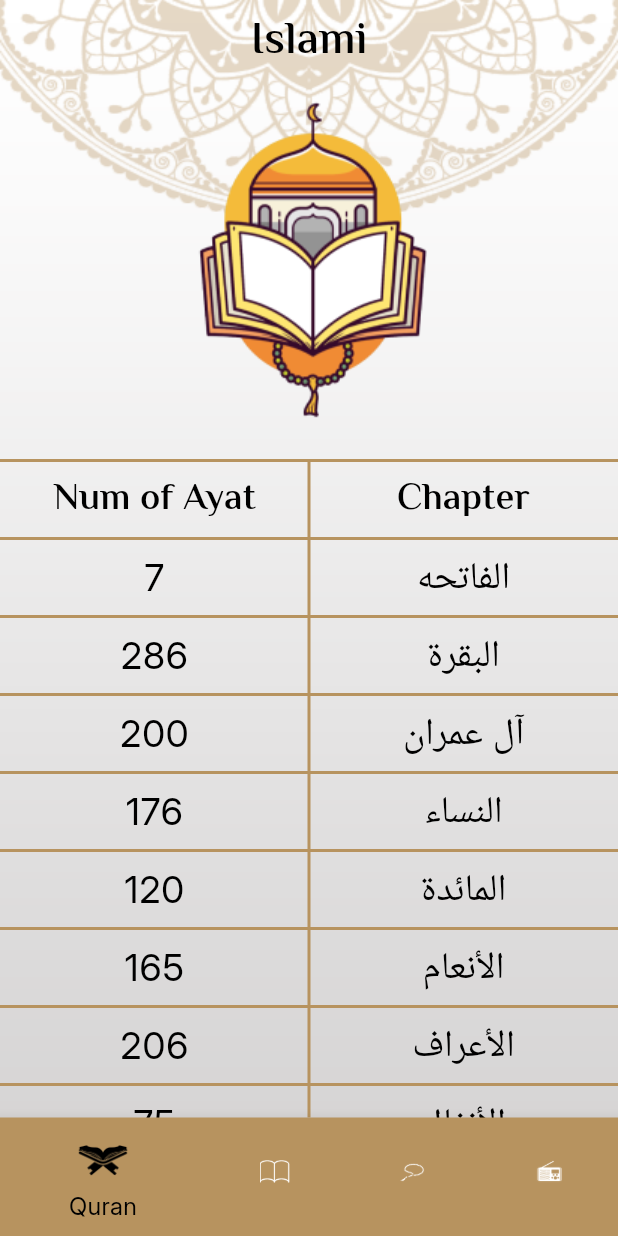
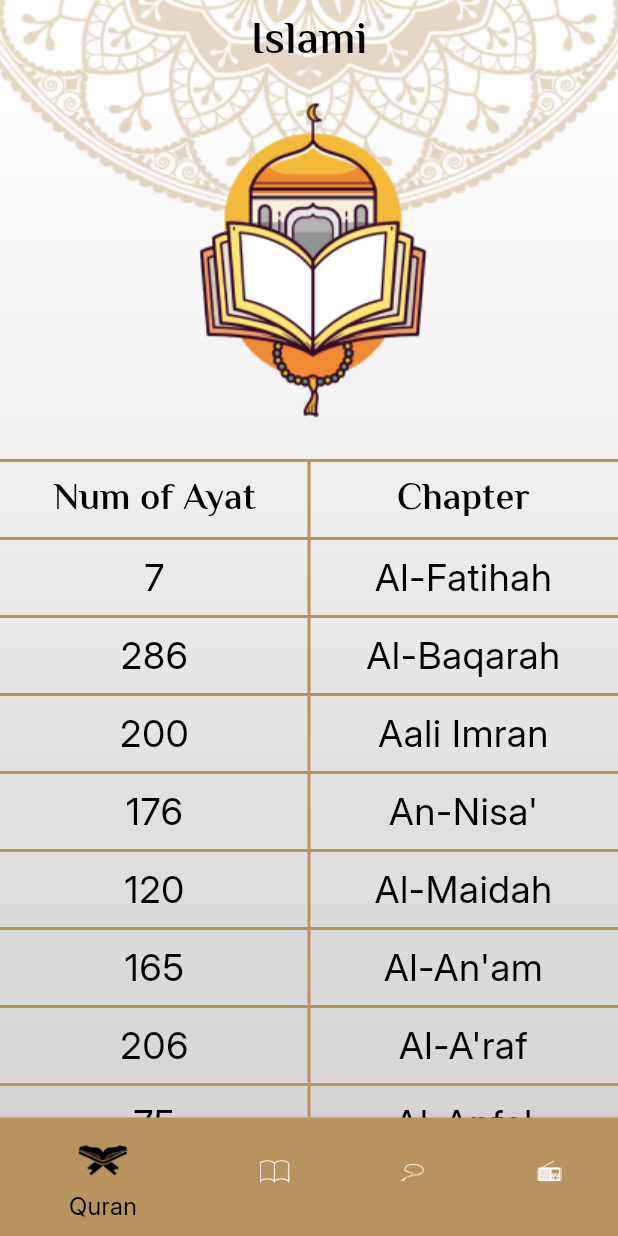
Before and after one commit to zeyad-ahmed74/Islami, a Flutter app: the screen it shows after launch, on a phone screen of 412 x 824 dp. Run offline on Flutter 3.47's test engine with Material 3 defaults, Android fonts, the phone set to English and light mode, and no system bars; generated files the repository leaves out were written again.

Commit message:
feat : applying localization feat : translate chapter's names arabic and english

```diff
--- a/lib/l10n/app_ar.arb
+++ b/lib/l10n/app_ar.arb
@@ -5,5 +5,6 @@
   "tasbehTab": "تسبيح",
   "radioTab": "الإذاعة",
   "chapterTitle": "السورة",
-  "numOfAyat": "عدد الآيات"
+  "numOfAyat": "عدد الآيات",
+  "ahadeth": "احاديث"
 }
--- a/lib/l10n/app_en.arb
+++ b/lib/l10n/app_en.arb
@@ -5,5 +5,6 @@
  "tasbehTab": "Tasbeh",
  "radioTab": "Radio",
  "chapterTitle": "Chapter",
- "numOfAyat": "Num of Ayat"
+ "numOfAyat": "Num of Ayat",
+ "ahadeth": "Ahadeth"
 }
--- a/lib/ui/hadeth/HadethScreen.dart
+++ b/lib/ui/hadeth/HadethScreen.dart
@@ -29,17 +29,17 @@ class _HadethScreenState extends State<HadethScreen> {
           getFullImagePath("hadith_header.png"),
           fit: BoxFit.fitWidth,
         ),
-        Divider(
+        const Divider(
           thickness: 2.0,
         ),
         Padding(
           padding: const EdgeInsets.all(8.0),
           child: Text(
-            "الأحاديث",
+            appTranslations(context).ahadeth,
             style: Theme.of(context).textTheme.titleSmall,
           ),
         ),
-        Divider(
+        const Divider(
           thickness: 2.0,
         ),
         Expanded(
@@ -57,7 +57,7 @@ class _HadethScreenState extends State<HadethScreen> {
                     },
                     itemCount: Ahadeth.length,
                   )
-                : Center(
+                : const Center(
                     child: CircularProgressIndicator(),
                   ))
       ],
--- a/lib/ui/quran/ChapterDetailsScreen.dart
+++ b/lib/ui/quran/ChapterDetailsScreen.dart
@@ -17,7 +17,6 @@ class _ChapterDetailsScreenState extends State<ChapterDetailsScreen> {
 
   @override
   Widget build(BuildContext context) {
-
     var args = ModalRoute.of(context)?.settings.arguments as ChapterDetailsArgs;
 
     if (verses.isEmpty) {
@@ -38,7 +37,7 @@ class _ChapterDetailsScreenState extends State<ChapterDetailsScreen> {
                     Align(
                       alignment: Alignment.center,
                       child: Text(
-                        "سورة ${args.name}",
+                        args.name,
                         style: Theme.of(context).textTheme.bodyMedium,
                       ),
                     ),
--- a/lib/ui/quran/QuranScreen.dart
+++ b/lib/ui/quran/QuranScreen.dart
@@ -10,19 +10,20 @@ class QuranScreen extends StatelessWidget {
 
   @override
   Widget build(BuildContext context) {
+    Locale currentLocal = Localizations.localeOf(context);
 
     return Scaffold(
       body: Expanded(
         child: Column(
           children: [
             Image.asset(getFullImagePath("quran_header_icn.png")),
-            SizedBox(
+            const SizedBox(
               height: 16.0,
             ),
             Expanded(
               child: Stack(children: [
-                Padding(
-                  padding: const EdgeInsets.only(top: 8.0),
+                const Padding(
+                  padding: EdgeInsets.only(top: 8.0),
                   child: Center(
                     child: VerticalDivider(
                       thickness: 2.0,
@@ -31,7 +32,7 @@ class QuranScreen extends StatelessWidget {
                 ),
                 Column(
                   children: [
-                    Divider(
+                    const Divider(
                       thickness: 2.0,
                     ),
                     Row(
@@ -52,25 +53,42 @@ class QuranScreen extends StatelessWidget {
                         ),
                       ],
                     ),
-                    Divider(
+                    const Divider(
                       thickness: 2.0,
                     ),
                     Expanded(
-                      child: ListView.separated(
+                      child: currentLocal.toString() == "en"
+                          ? ListView.separated(
                               itemBuilder: (context, index) => ChapterTitleWidget(
                                     index: index,
                                     name: ChaptersNameAndVersesNumber
-                                    .chaptersName[index],
+                                        .chaptersNameEnglish[index],
                                     numOfAyat: ChaptersNameAndVersesNumber
                                         .versesNumber[index],
                                   ),
                               separatorBuilder: (context, index) {
-                            return Divider(
+                                return const Divider(
                                   thickness: 2.0,
                             );
                           },
-                          itemCount:
-                              ChaptersNameAndVersesNumber.chaptersName.length),
+                          itemCount: ChaptersNameAndVersesNumber
+                                  .chaptersNameEnglish.length)
+                          : ListView.separated(
+                              itemBuilder: (context, index) =>
+                                  ChapterTitleWidget(
+                                    index: index,
+                                    name: ChaptersNameAndVersesNumber
+                                        .chaptersNameArabic[index],
+                                    numOfAyat: ChaptersNameAndVersesNumber
+                                        .versesNumber[index],
+                                  ),
+                              separatorBuilder: (context, index) {
+                                return const Divider(
+                                  thickness: 2.0,
+                                );
+                              },
+                              itemCount: ChaptersNameAndVersesNumber
+                                  .chaptersNameArabic.length),
                     ),
                   ],
                 ),
--- a/lib/ui/quran/VersesWidget.dart
+++ b/lib/ui/quran/VersesWidget.dart
@@ -8,13 +8,16 @@ class VersesWidget extends StatelessWidget {
 
   @override
   Widget build(BuildContext context) {
-    debugPrint("$verse {${numOfVerse + 1}}");
-    return Text(
-      "$verse {${numOfVerse + 1}}",
-      style: Theme.of(context).textTheme.bodySmall,
-      locale: Locale("ar"),
-      textDirection: TextDirection.rtl,
-      textAlign: TextAlign.center,
-    );
+    return Row(children: [
+      Expanded(
+        child: Text(
+          "${verse.trim()} {${numOfVerse + 1}}",
+          style: Theme.of(context).textTheme.bodySmall,
+          locale: Locale("ar"),
+          textDirection: TextDirection.rtl,
+          textAlign: TextAlign.center,
+        ),
+      ),
+    ]);
   }
 }
--- a/lib/ui/utils/ChaptersNameAndVersesNumber.dart
+++ b/lib/ui/utils/ChaptersNameAndVersesNumber.dart
@@ -1,5 +1,5 @@
 class ChaptersNameAndVersesNumber {
-  static const List<String> chaptersName = [
+  static const List<String> chaptersNameArabic = [
     "الفاتحه",
     "البقرة",
     "آل عمران",
@@ -114,6 +114,70 @@ class ChaptersNameAndVersesNumber {
     "الإخلاص",
     "الفلق",
     "الناس"
+  ];
+
+  static const List<String> chaptersNameEnglish = [
+    "Al-Fatihah",
+    "Al-Baqarah",
+    "Aali Imran",
+    "An-Nisa'",
+    "Al-Maidah",
+    "Al-An'am",
+    "Al-A'raf",
+    "Al-Anfal",
+    "At-Tawbah",
+    "Yunus",
+    "Hud",
+    "Yusuf",
+    "Ar-Rad",
+    "Ibrahim",
+    "Al-Hijr",
+    "An-Nahl",
+    "Al-Isra'",
+    "Al-Kahf",
+    "Maryam",
+    "Ta-Ha",
+    "Al-Anbiya'",
+    "Al-Hajj",
+    "Al-Muminoon",
+    "An-Nur",
+    "Al-Furqan",
+    "Ash-Shu'ara'",
+    "An-Naml",
+    "Al-Qasas",
+    "Al-' Ankabut",
+    "Ar-Room",
+    "Luqman",
+    "As-Sajdah",
+    "Al-Ahzab",
+    "Sab'a",
+    "Fatir",
+    "Yasin",
+    "As-Saffat",
+    "Az-Zumar",
+    "Ghafir",
+    "Fussilat",
+    "Ash-Shura",
+    "Az-Zukhruf",
+    "Ad-Dukhan",
+    "Al-Jathiyah",
+    "Al-Ahqaf",
+    "Muhammad",
+    "Al-Fath",
+    "Al-Hujurat",
+    "Qaf",
+    "Adh-Dhariyat",
+    "At-Tur",
+    "An-Najm",
+    "Al-Qamar",
+    "Ar-Rahman",
+    "Al-Waqi'ah",
+    "Al-Hadid",
+    "Al-Mujadilah",
+    "Al-Masad",
+    "Al-Ikhlas",
+    "Al-Falaq",
+    "An-Nas"
   ];
 
   static const List<int> versesNumber = [
```
Lines whose indentation alone changed are shown as unchanged.
